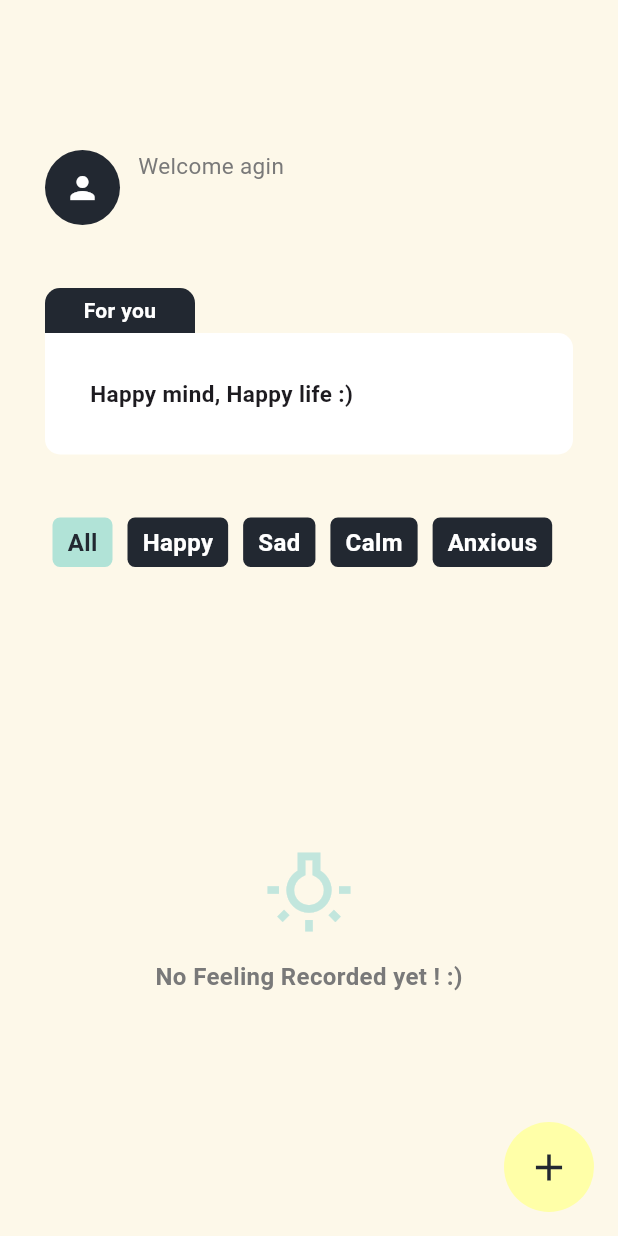
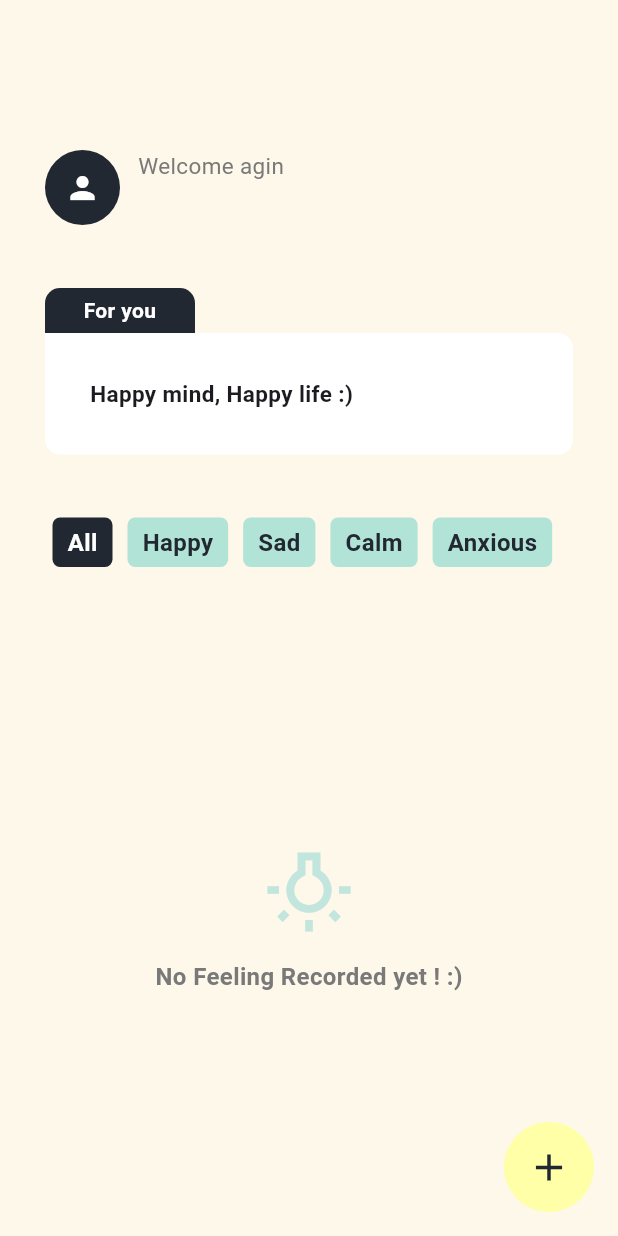
Before and after one commit to Mjd-Alghamdi/Mind-e, a Flutter app: the HomeView screen opened directly, after a tap on "All", on a phone screen of 412 x 824 dp. Run offline on Flutter 3.47's test engine with Material 3 defaults, Android fonts, the phone set to English and light mode, and no system bars; our stand-ins replace bloc, flutter_bloc, get_storage; missing offline and left inert: alert_banner; accounts and stored records are empty.

Commit message:
Add Filter UI feedback

```diff
--- a/lib/bloc/feeling_record_bloc.dart
+++ b/lib/bloc/feeling_record_bloc.dart
@@ -16,6 +16,9 @@ class FeelingRecordBloc extends Bloc<FeelingRecordEvent, FeelingRecordState> {
   final RecordData recordData = RecordData();
   final EmotionsData emotionData = EmotionsData();
   final UserData userData = UserData();
+
+  //-- Crete an instance for filter selection
+  bool isInitial = true;
 
   String selectedEmotion = "";
 
--- a/lib/bloc/feeling_record_bloc_record.dart
+++ b/lib/bloc/feeling_record_bloc_record.dart
@@ -8,6 +8,8 @@ extension RecordFunctions on FeelingRecordBloc {
 
   // -- Add Record
   FutureOr<void> addRecord(event, emit) {
+    isInitial = true;
+    emotionData.resetSelections();
     if (event.content.trim().isEmpty) {
       emit(ErrorState("You must write a content!"));
       emit(ShowFeelingListState(recordList: recordData.feelingRecordList));
@@ -46,7 +48,11 @@ extension RecordFunctions on FeelingRecordBloc {
 
   //-- Filter record
   FutureOr<void> filterRecord(event, emit) {
-  List<RecordModel> searchedList = recordData.filterRecords(selectedEmotion: event.selection);
+    emotionData.updateSelectedEmotion(selection: event.selection);
+    isInitial = false;
+    List<RecordModel> searchedList = recordData.filterRecords(
+      selectedEmotion: event.selection,
+    );
     emit(
       ShowFeelingListState(
         recordList: searchedList,
--- a/lib/data/emotions_data.dart
+++ b/lib/data/emotions_data.dart
@@ -4,6 +4,7 @@ class EmotionsData {
 
   //-- Which emotion selected ?
   Map selectedEmotion = {
+    "All" : false,
     "Happy": false,
     "Calm": false,
     "Anxious": false,
--- a/lib/widgets/home view widgets/emotion_option_filter_widget.dart
+++ b/lib/widgets/home view widgets/emotion_option_filter_widget.dart
@@ -13,6 +13,8 @@ class EmotionOptionWidget extends StatelessWidget {
   @override
   Widget build(BuildContext context) {
     final bloc = context.read<FeelingRecordBloc>();
+    return BlocBuilder<FeelingRecordBloc, FeelingRecordState>(
+      builder: (context, state) {
         return InkWell(
           onTap: () {
             bloc.add(FilterRecordEvent(emotionType));
@@ -21,7 +23,11 @@ class EmotionOptionWidget extends StatelessWidget {
             padding: const EdgeInsets.symmetric(horizontal: 10, vertical: 5),
             margin: const EdgeInsets.symmetric(horizontal: 5),
             decoration: BoxDecoration(
-          color: emotionType != "All" ? greyBlackColor : tiffanyColor,
+              color: bloc.emotionData.selectedEmotion[emotionType]
+                  ? greyBlackColor
+                  : bloc.isInitial && emotionType == "All"
+                      ? greyBlackColor
+                      : tiffanyColor,
               borderRadius: BorderRadius.circular(5),
             ),
             child: Text(
@@ -29,10 +35,17 @@ class EmotionOptionWidget extends StatelessWidget {
               style: TextStyle(
                 fontSize: 16,
                 fontWeight: FontWeight.bold,
-            color: emotionType != "All" ? whiteColor : greyBlackColor,
+                color: bloc.emotionData.selectedEmotion[emotionType]
+                    ? whiteColor :
+                    bloc.isInitial && emotionType == "All"
+                        ? whiteColor
+                        : greyBlackColor
+                    ,
               ),
             ),
           ),
         );
+      },
+    );
   }
 }
```
Also changed, not shown: lib/widgets/home view widgets/filter_widget.dart (+5 -5 lines). Lines whose indentation alone changed are shown as unchanged.
